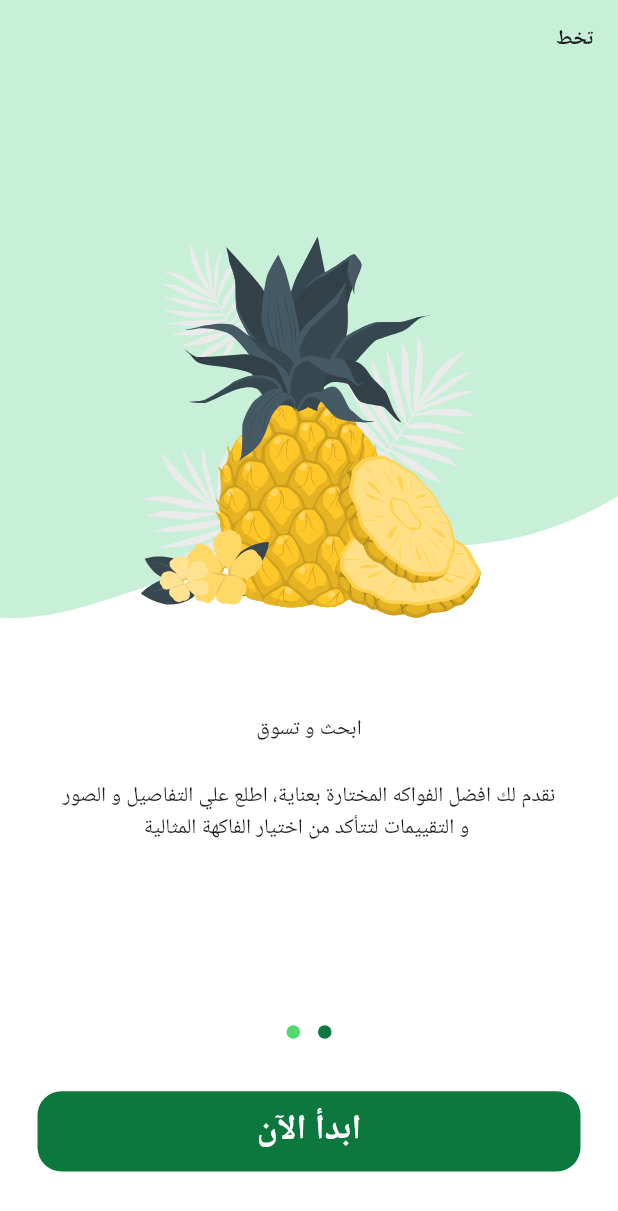
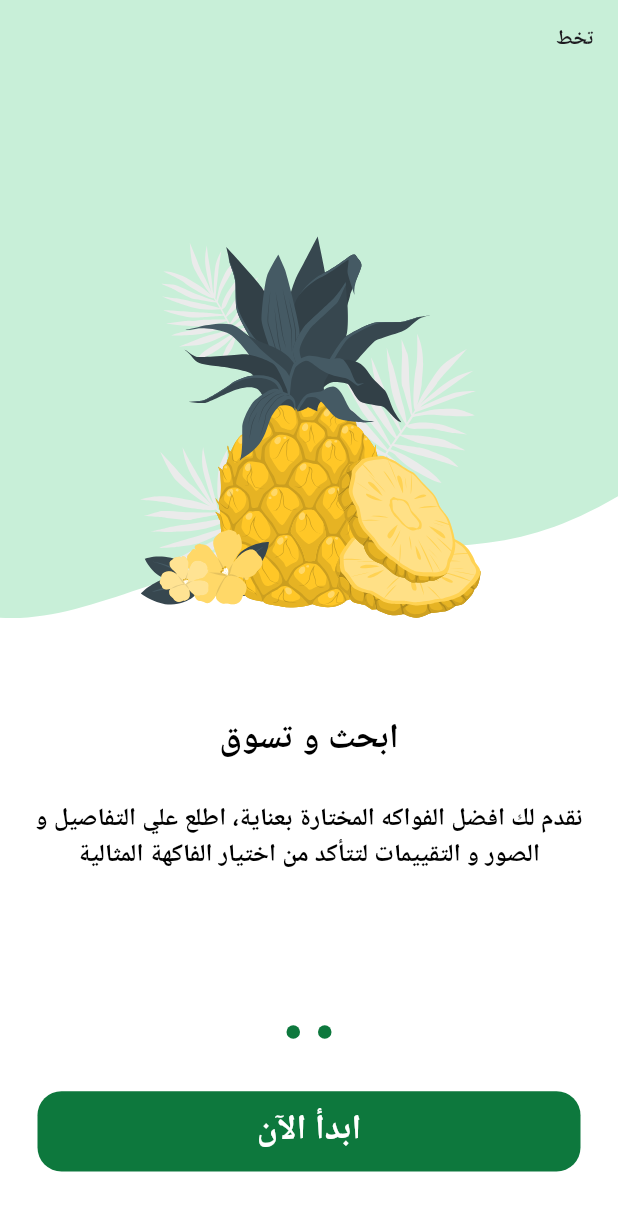
Before and after one commit to Yasmeen-aboeleneen/Fruits_E-Commerce_App, a Flutter app: the screen it shows after launch, swiped to page 2, on a phone screen of 412 x 824 dp. Shown: the top 1211 px of the screen. Run offline on Flutter 3.47's test engine with Material 3 defaults, Android fonts, the phone set to English and light mode, and no system bars; drawn by our look-alikes of dots_indicator; our stand-ins replace flutter_svg.

Commit message:
OnBoarding Logic

```diff
--- a/lib/Core/Constants/colors.dart
+++ b/lib/Core/Constants/colors.dart
@@ -11,4 +11,4 @@ const Color kLightPurple = Color.fromARGB(255, 231, 212, 234);
 
 const Color kGrey = Color.fromARGB(255, 205, 202, 205);
 const Color kDGrey = Color.fromARGB(255, 94, 93, 94);
-const Color kwarm = Color.fromARGB(255, 238, 243, 218);
+const Color kwarm = Color.fromARGB(255, 209, 193, 19);
--- a/lib/Views/On_Boarding/Widgets/onboarding_page_view.dart
+++ b/lib/Views/On_Boarding/Widgets/onboarding_page_view.dart
@@ -1,15 +1,27 @@
+// ignore_for_file: public_member_api_docs, sort_constructors_first
 import 'package:flutter/material.dart';
+import 'package:fruits_app/Core/Constants/colors.dart';
+
 import 'package:fruits_app/Core/Utils/app_images.dart';
 import 'package:fruits_app/Views/On_Boarding/Widgets/page_view_item.dart';
 
 class OnboardingPageView extends StatelessWidget {
-  const OnboardingPageView({super.key});
-
+  const OnboardingPageView({
+    super.key,
+    required this.pageController,
+  });
+  final PageController pageController;
   @override
   Widget build(BuildContext context) {
+    var w = MediaQuery.of(context).size.width;
     return PageView(
-      children: const [
+      controller: pageController,
+      children: [
         PageViewItem(
+            isVisible: (pageController.hasClients
+                    ? pageController.page!.round()
+                    : 0) ==
+                0,
             backgroundImage: Assets.imagesPageViewItem1BackgroundImage,
             subTitle:
                 'اكتشف تجربة تسوق فريدة معFruits Hub ، استكشف مجموعتنا الواسعة من الفواكه الطازجة و احصل علي افضل العروض.',
@@ -18,25 +30,42 @@ class OnboardingPageView extends StatelessWidget {
               children: [
                 Text(
                   'مرحبا بك في',
+                  style: TextStyle(
+                      color: kBlack,
+                      fontSize: w * .056,
+                      fontWeight: FontWeight.bold),
                 ),
-                Text('HUB'),
+                Text('HUB',
+                    style: TextStyle(
+                        color: kwarm,
+                        fontSize: w * .056,
+                        fontWeight: FontWeight.bold)),
                 Text(
                   'Fruit',
-                  style: TextStyle(fontWeight: FontWeight.bold, fontSize: 25),
+                  style: TextStyle(
+                      color: kPrimary,
+                      fontSize: w * .058,
+                      fontWeight: FontWeight.bold),
                 ),
               ],
             ),
             image: Assets.imagesPageViewItem1Image),
         PageViewItem(
+            isVisible: (pageController.hasClients
+                    ? pageController.page!.round()
+                    : 0) !=
+                0,
             backgroundImage: Assets.imagesPageViewItem2BackgroundImage,
             subTitle:
-                'نقدم لك افضل الفواكه المختارة بعناية، اطلع علي التفاصيل و الصور\n و التقييمات لتتأكد من اختيار الفاكهة المثالية',
+                'نقدم لك افضل الفواكه المختارة بعناية، اطلع علي التفاصيل و الصور و التقييمات لتتأكد من اختيار الفاكهة المثالية',
             title: Row(
               mainAxisAlignment: MainAxisAlignment.center,
               children: [
-                Text(
-                  "ابحث و تسوق",
-                ),
+                Text("ابحث و تسوق",
+                    style: TextStyle(
+                        color: kBlack,
+                        fontSize: w * .056,
+                        fontWeight: FontWeight.bold)),
               ],
             ),
             image: Assets.imagesPageViewItem2Image),
--- a/lib/Views/On_Boarding/Widgets/onboarding_screen_body.dart
+++ b/lib/Views/On_Boarding/Widgets/onboarding_screen_body.dart
@@ -4,27 +4,65 @@ import 'package:fruits_app/Core/Constants/colors.dart';
 import 'package:fruits_app/Core/Widgets/custom_buttons.dart';
 import 'package:fruits_app/Views/On_Boarding/Widgets/onboarding_page_view.dart';
 
-class OnboardingScreenBody extends StatelessWidget {
+class OnboardingScreenBody extends StatefulWidget {
   const OnboardingScreenBody({super.key});
+
+  @override
+  State<OnboardingScreenBody> createState() => _OnboardingScreenBodyState();
+}
+
+class _OnboardingScreenBodyState extends State<OnboardingScreenBody> {
+  late PageController pageController;
+  var currentPage = 0;
+
+  @override
+  void initState() {
+    pageController = PageController();
+    pageController.addListener(() {
+      currentPage = pageController.page!.round();
+      setState(() {});
+    });
+    super.initState();
+  }
+
+  @override
+  void dispose() {
+    pageController.dispose();
+    super.dispose();
+  }
 
   @override
   Widget build(BuildContext context) {
     return Column(
       children: [
-        const Expanded(child: SafeArea(child: OnboardingPageView())),
+        Expanded(
+            child: SafeArea(
+                child: OnboardingPageView(
+          pageController: pageController,
+        ))),
+        const SizedBox(
+          height: 5,
+        ),
         DotsIndicator(
           dotsCount: 2,
-          decorator:
-              const DotsDecorator(activeColor: kPrimary, color: kPrimary2),
+          decorator: DotsDecorator(
+              activeColor: kPrimary,
+              color: currentPage == 0 ? kGrey : kPrimary),
         ),
         const SizedBox(
           height: 29,
         ),
-        Padding(
-          padding: const EdgeInsets.symmetric(horizontal: 25),
-          child: CustomButton(
-            onpressed: () {},
-            text: 'ابدأ الآن',
+        Visibility(
+          maintainState: true,
+          maintainAnimation: true,
+          visible: currentPage == 1 ? true : false,
+          maintainSize: true,
+          child: Padding(
+            padding: const EdgeInsets.symmetric(horizontal: 25),
+            child: CustomButton(
+              onpressed: () {},
+              text: 'ابدأ الآن',
+            ),
           ),
         ),
         const SizedBox(
--- a/lib/Views/On_Boarding/Widgets/page_view_item.dart
+++ b/lib/Views/On_Boarding/Widgets/page_view_item.dart
@@ -1,5 +1,6 @@
 import 'package:flutter/material.dart';
 import 'package:flutter_svg/svg.dart';
+import 'package:fruits_app/Core/Constants/colors.dart';
 
 class PageViewItem extends StatelessWidget {
   const PageViewItem({
@@ -8,14 +9,16 @@ class PageViewItem extends StatelessWidget {
     required this.subTitle,
     required this.title,
     required this.image,
+    required this.isVisible,
   });
   final String image, backgroundImage;
   final String subTitle;
   final Widget title;
+  final bool isVisible;
   @override
   Widget build(BuildContext context) {
     var h = MediaQuery.of(context).size.height;
-    // var w = MediaQuery.of(context).size.width;
+    var w = MediaQuery.of(context).size.width;
     return Column(
       children: [
         SizedBox(
@@ -35,11 +38,14 @@ class PageViewItem extends StatelessWidget {
                   child: SvgPicture.asset(
                     image,
                   )),
-              const Padding(
-                padding: EdgeInsets.all(16),
-                child: Text(
-                  'تخط',
-                  style: TextStyle(fontWeight: FontWeight.bold),
+              Visibility(
+                visible: isVisible,
+                child: const Padding(
+                  padding: EdgeInsets.all(16),
+                  child: Text(
+                    'تخط',
+                    style: TextStyle(fontWeight: FontWeight.bold),
+                  ),
                 ),
               ),
             ],
@@ -56,6 +62,8 @@ class PageViewItem extends StatelessWidget {
           padding: const EdgeInsets.symmetric(horizontal: 16),
           child: Text(
             subTitle,
+            style: TextStyle(
+                color: kBlack, fontSize: w * .04, fontWeight: FontWeight.bold),
             textAlign: TextAlign.center,
           ),
         ),
```
